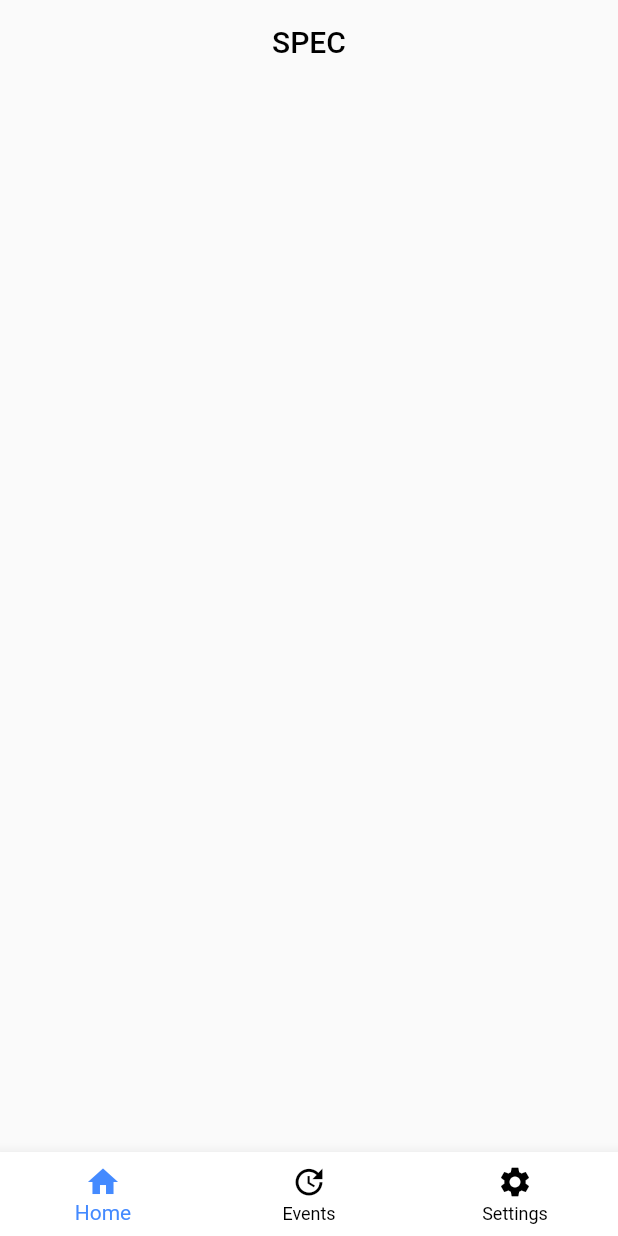
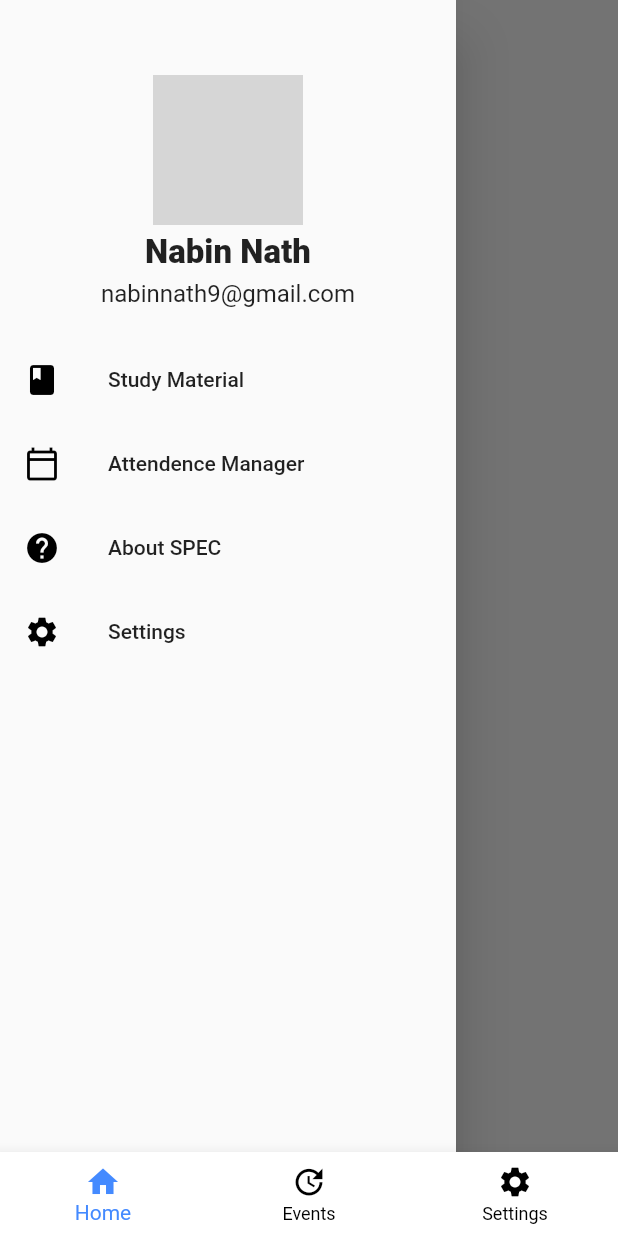
Before and after one commit to kanishkaditya/SPEC_App, a Flutter app: the BottomNavigationBarExample screen opened directly, with the side drawer open (before the commit the screen has no drawer), on a phone screen of 412 x 824 dp. Run offline on Flutter 3.47's test engine with Material 2 defaults, Android fonts, the phone set to English and light mode, and no system bars; our stand-ins replace cloud_firestore, firebase_auth, google_sign_in, image_picker, rxdart, shared_preferences and 1 more; accounts and stored records are empty; network calls fail; grey boxes are pictures that could not be loaded.

Commit message:
navigation drawer added and attendenceCalender added

```diff
--- a/lib/Cards/event_summary.dart
+++ b/lib/Cards/event_summary.dart
@@ -21,7 +21,6 @@ class _EventSummaryState extends State<EventSummary> {
       decoration: BoxDecoration(borderRadius: BorderRadius.circular(4.0), color: Colors.white),
       child: Padding(
         padding: const EdgeInsets.symmetric(vertical: 14.0),
-        child: MaterialButton(
-            child: Text(event.summary)),
+        child: Text(event.summary),
       ));
 }
--- a/lib/Pages/home.dart
+++ b/lib/Pages/home.dart
@@ -1,4 +1,6 @@
 import 'package:flutter/material.dart';
+
+import 'navigationDrawer.dart';
 
 class Home extends StatefulWidget {
   const Home({
@@ -20,6 +22,9 @@ class _HomeState extends State<Home> with AutomaticKeepAliveClientMixin {
         elevation: 0,
         title: Text('SPEC',style:TextStyle(color:Colors.black)),
       ),
+      drawer: Drawer(
+        child: NavigationDrawer(),
+      ),
     );
   }
 
--- /dev/null
+++ b/lib/Pages/navigationDrawer.dart
@@ -0,0 +1,99 @@
+import 'package:flutter/material.dart';
+import 'package:spec_app/Pages/attendenceCalender.dart';
+
+class NavigationDrawer extends StatefulWidget {
+  @override
+  _NavigationDrawerState createState() => _NavigationDrawerState();
+}
+
+class _NavigationDrawerState extends State<NavigationDrawer> {
+  @override
+  Widget build(BuildContext context) {
+    return Column(
+        children: [
+          Container(
+            child: Padding(
+              padding: EdgeInsets.only(top: 50.0),
+              child: Column(
+                mainAxisAlignment: MainAxisAlignment.center,
+                crossAxisAlignment: CrossAxisAlignment.center,
+                children: [
+                  CircleAvatar(
+                    radius: 50.0,
+                    backgroundImage: NetworkImage(
+                      "https://images.unsplash.com/photo-1594616838951-c155f8d978a0?ixlib=rb-1.2.1&ixid=eyJhcHBfaWQiOjEyMDd9&auto=format&fit=crop&w=1050&q=80",
+                    ),
+                  ),
+                  SizedBox(
+                    height: 5.0,
+                  ),
+                  Text(
+                    "Nabin Nath",
+                    style: TextStyle(
+                      fontSize: 22.0,
+                      fontWeight: FontWeight.w800,
+                    ),
+                  ),
+                  SizedBox(
+                    height: 5.0,
+                  ),
+                  Text(
+                    "nabinnath9@gmail.com",
+                    style: TextStyle(
+                      fontSize: 16.0,
+                      fontWeight: FontWeight.w400,
+                    ),
+                  ),
+                ],
+              ),
+            ),
+          ),
+          SizedBox(
+            height: 20.0,
+          ),
+          //Now let's Add the button for the Menu
+          //and let's copy that and modify it
+          ListTile(
+            onTap: () {},
+            leading: Icon(
+              Icons.book,
+              color: Colors.black,
+            ),
+            title: Text("Study Material"),
+          ),
+
+          ListTile(
+            onTap: () {
+              Navigator.push(
+                context,
+                MaterialPageRoute(builder: (context) => MyHomePage()),
+              );
+            },
+            leading: Icon(
+              Icons.calendar_today_outlined,
+              color: Colors.black,
+            ),
+            title: Text("Attendence Manager"),
+          ),
+
+          ListTile(
+            onTap: () {},
+            leading: Icon(
+              Icons.help,
+              color: Colors.black,
+            ),
+            title: Text("About SPEC"),
+          ),
+
+          ListTile(
+            onTap: () {},
+            leading: Icon(
+              Icons.settings,
+              color: Colors.black,
+            ),
+            title: Text("Settings"),
+          )
+        ],
+    );
+  }
+}
--- a/pubspec.yaml
+++ b/pubspec.yaml
@@ -36,6 +36,8 @@ dependencies:
   shared_preferences: ^0.5.12+4
   rxdart: 0.20.0
   image_picker: ^0.6.7+17
+  table_calendar: ^2.3.3
+  intl: ^0.16.1
   http:
 dev_dependencies:
   flutter_test:
```
Also changed, not shown: lib/Pages/attendenceCalender.dart (added, +206 -0 lines), pubspec.lock.
